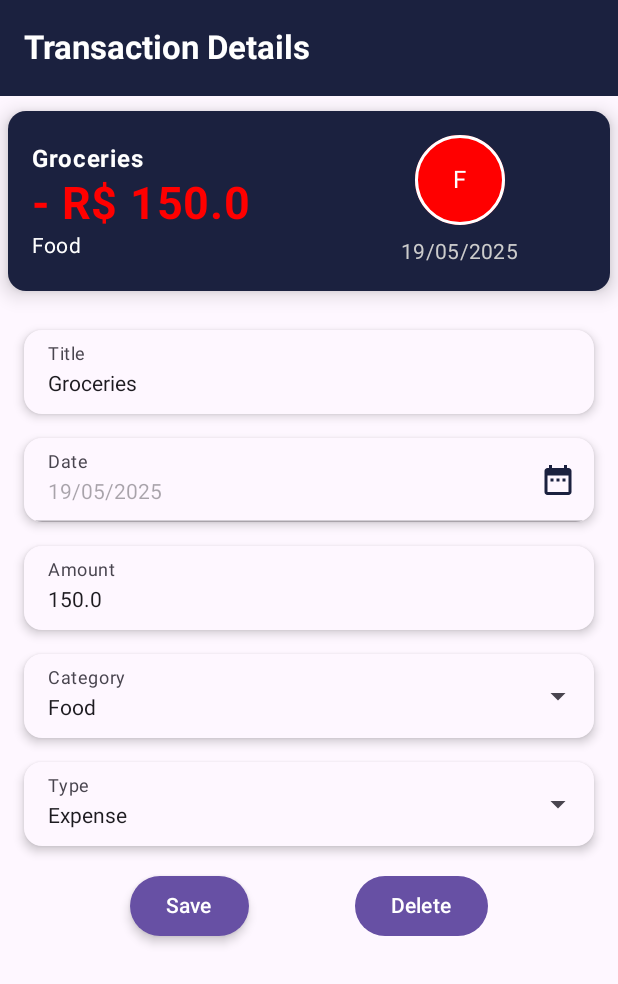
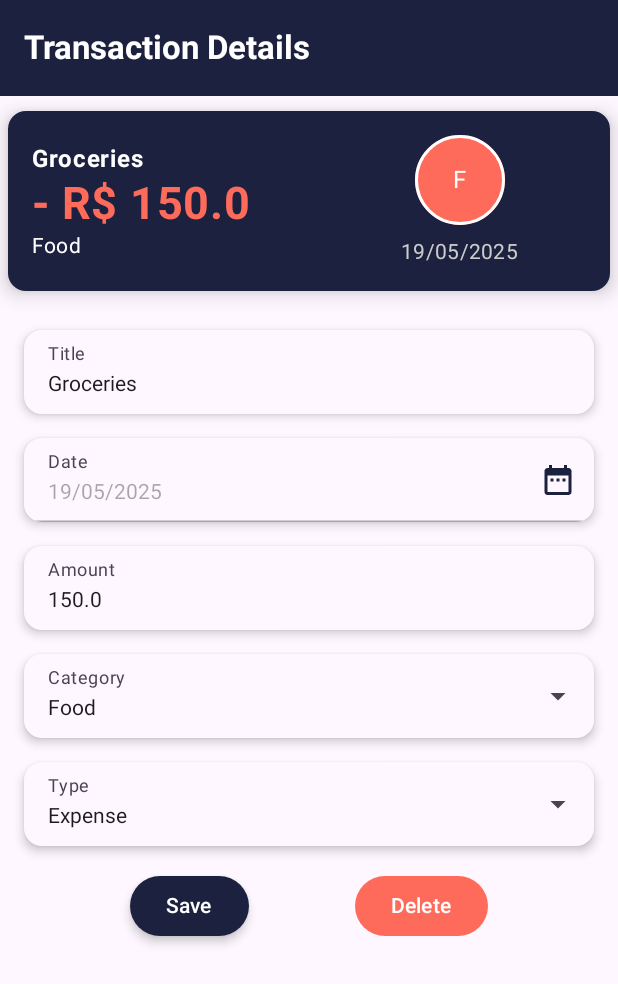
Before and after one commit to SantBreno/fintrack, an Android app built with Jetpack Compose: the @Preview function TransactionDetailScreenPreview, on a phone screen of 412 x 824 dp. Shown: the top 984 px of the screen. Run offline under Robolectric (Android 15) with nearby library versions, the light colour scheme and no system bars; our stand-ins replace Room's generated code.

Commit message:
Refactor: Adjust color of expense items on transaction detail screen
This commit updates the color used for expense-related elements on the TransactionDetailScreen. The color has been changed from `Color.Red` to a specific hex value `Color(0xFFFF6B5B)`.

This change affects:
- The color of the transaction amount text when the transaction type is "Expense".
- The background color of the transaction type icon when the transaction type is "Expense".
- The background color of the "Delete" button.

```diff
--- a/app/src/main/java/com/devsant/fintrack/ui/screens/TransactionDetailScreen.kt
+++ b/app/src/main/java/com/devsant/fintrack/ui/screens/TransactionDetailScreen.kt
@@ -159,7 +159,7 @@ fun TransactionDetailScreenContent(
                         Text(
                             text = (if (transaction.type == "Expense") "- " else "+ ") + "R$ ${transaction.amount}",
                             style = MaterialTheme.typography.bodyLarge.copy(fontWeight = FontWeight.Bold, fontSize = 30.sp),
-                            color = if (transaction.type == "Expense") Color.Red else Color(0xFF56B25C)
+                            color = if (transaction.type == "Expense") Color(0xFFFF6B5B) else Color(0xFF56B25C)
                         )
                         Text(
                             text = transaction.category,
@@ -179,7 +179,7 @@ fun TransactionDetailScreenContent(
                             modifier = Modifier
                                 .size(60.dp)
                                 .background(
-                                    color = if(transaction.type == "Income") Color(0xFF56B25C) else Color.Red,
+                                    color = if(transaction.type == "Income") Color(0xFF56B25C) else Color(0xFFFF6B5B) ,
                                     shape = CircleShape
                                 )
                                 .border(width = 2.dp, color = Color.White, shape = CircleShape)
@@ -394,9 +394,12 @@ fun TransactionDetailScreenContent(
                 ) {
                     Button(onClick = onSave, elevation = ButtonDefaults.buttonElevation(
                         defaultElevation = 4.dp,
-                        pressedElevation = 8.dp)
+                        pressedElevation = 8.dp),
+                        colors = ButtonDefaults.buttonColors(Color(0xFF1B213F))
                     ) { Text("Save") }
-                    Button(onClick = onDelete) { Text("Delete") }
+                    Button(onClick = onDelete,
+                        colors = ButtonDefaults.buttonColors(Color(0xFFFF6B5B))
+                    ) { Text("Delete") }
                 }
             }
 
```
